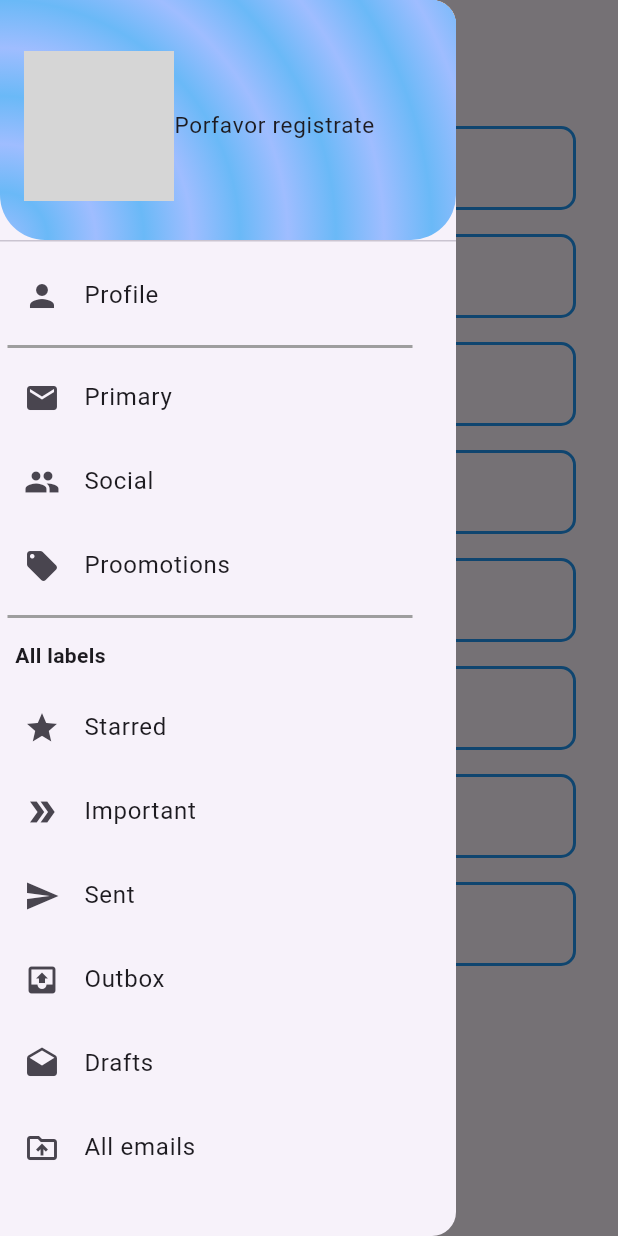
After one commit to Diego-Nieves26/Flutter_works, a Flutter app: the S9HomeWork screen opened directly, with the side drawer open, on a phone screen of 412 x 824 dp. The commit adds this screen. Run offline on Flutter 3.47's test engine with Material 2 defaults, Android fonts, the phone set to English and light mode, and no system bars; our stand-ins replace carousel_slider, google_fonts, shared_preferences; accounts and stored records are empty; network calls fail; grey boxes are pictures that could not be loaded.

Commit message:
added s9 work

```diff
--- /dev/null
+++ b/lib/s9_work/work/preferences/preferences.dart
@@ -0,0 +1,100 @@
+import 'package:shared_preferences/shared_preferences.dart';
+
+class Preferences {
+  static late SharedPreferences _prefs;
+
+  static String _img = '';
+  static String _nombre = '';
+  static String _apellido = '';
+  static String _gmail = '';
+  static String _telefono = '';
+  static String _twitter = '';
+  static String _behance = '';
+  static String _facebook = '';
+
+  static Future init() async {
+    _prefs = await SharedPreferences.getInstance();
+  }
+
+  //GET & SET
+
+  //IMG
+  static String get img {
+    return _prefs.getString('img') ?? _img;
+  }
+
+  static set img(String img) {
+    _img = img;
+    _prefs.setString('img', img);
+  }
+
+  //Nombre
+  static String get nombre {
+    return _prefs.getString('nombre') ?? _nombre;
+  }
+
+  static set nombre(String nombre) {
+    _nombre = nombre;
+    _prefs.setString('nombre', nombre);
+  }
+
+  //Apellido
+  static String get apellido {
+    return _prefs.getString('apellido') ?? _apellido;
+  }
+
+  static set apellido(String apellido) {
+    _apellido = apellido;
+    _prefs.setString('apellido', apellido);
+  }
+
+  //Gmail
+  static String get gmail {
+    return _prefs.getString('gmail') ?? _gmail;
+  }
+
+  static set gmail(String gmail) {
+    _gmail = gmail;
+    _prefs.setString('gmail', gmail);
+  }
+
+  //Telefono
+  static String get telefono {
+    return _prefs.getString('telefono') ?? _telefono;
+  }
+
+  static set telefono(String telefono) {
+    _telefono = telefono;
+    _prefs.setString('telefono', telefono);
+  }
+
+  //Twitter
+  static String get twitter {
+    return _prefs.getString('twitter') ?? _twitter;
+  }
+
+  static set twitter(String twitter) {
+    _twitter = twitter;
+    _prefs.setString('twitter', twitter);
+  }
+
+  //Behance
+  static String get behance {
+    return _prefs.getString('behance') ?? _behance;
+  }
+
+  static set behance(String behance) {
+    _behance = behance;
+    _prefs.setString('behance', behance);
+  }
+
+  //Facebook
+  static String get facebook {
+    return _prefs.getString('facebook') ?? _facebook;
+  }
+
+  static set facebook(String facebook) {
+    _facebook = facebook;
+    _prefs.setString('facebook', facebook);
+  }
+}
--- /dev/null
+++ b/lib/s9_work/work/screen/S9workhome.dart
@@ -0,0 +1,108 @@
+import 'package:flutter/material.dart';
+import 'package:works_certus/s9_work/work/preferences/preferences.dart';
+import 'package:works_certus/s9_work/work/widget/index.dart';
+
+class S9HomeWork extends StatefulWidget {
+  const S9HomeWork({super.key});
+
+  @override
+  State<S9HomeWork> createState() => _S9HomeWorkState();
+}
+
+class _S9HomeWorkState extends State<S9HomeWork> {
+  @override
+  Widget build(BuildContext context) {
+    return Scaffold(
+      appBar: AppBar(
+        title: const Text("S9 work"),
+        centerTitle: true,
+      ),
+      drawer: const DrawerWidgetWork(),
+      body: Padding(
+        padding: const EdgeInsets.all(20.0),
+        child: Column(children: [
+          InputWidget(
+            initialValue: Preferences.img,
+            keyboardType: TextInputType.text,
+            hintText: 'Imagen',
+            prefixIcon: const Icon(Icons.photo),
+            onChanged: (value) {
+              Preferences.img = value;
+              setState(() {});
+            },
+          ),
+          InputWidget(
+            initialValue: Preferences.nombre,
+            keyboardType: TextInputType.name,
+            hintText: 'Nombre',
+            prefixIcon: const Icon(Icons.person),
+            onChanged: (value) {
+              Preferences.nombre = value;
+              setState(() {});
+            },
+          ),
+          InputWidget(
+            initialValue: Preferences.apellido,
+            keyboardType: TextInputType.name,
+            hintText: 'Apellido',
+            prefixIcon: const Icon(Icons.person),
+            onChanged: (value) {
+              Preferences.apellido = value;
+              setState(() {});
+            },
+          ),
+          InputWidget(
+            initialValue: Preferences.gmail,
+            keyboardType: TextInputType.emailAddress,
+            hintText: 'Correo electronico',
+            prefixIcon: const Icon(Icons.email),
+            onChanged: (value) {
+              Preferences.gmail = value;
+              setState(() {});
+            },
+          ),
+          InputWidget(
+            initialValue: Preferences.telefono,
+            keyboardType: TextInputType.phone,
+            hintText: 'Telefono',
+            prefixIcon: const Icon(Icons.phone),
+            onChanged: (value) {
+              Preferences.telefono = value;
+              setState(() {});
+            },
+          ),
+          InputWidget(
+            initialValue: Preferences.twitter,
+            keyboardType: TextInputType.text,
+            hintText: 'Twitter',
+            prefixIcon: const Icon(Icons.near_me_outlined),
+            onChanged: (value) {
+              Preferences.twitter = value;
+              setState(() {});
+            },
+          ),
+          InputWidget(
+            initialValue: Preferences.behance,
+            keyboardType: TextInputType.text,
+            hintText: 'Behance',
+            prefixIcon: const Icon(Icons.near_me_outlined),
+            onChanged: (value) {
+              Preferences.behance = value;
+              setState(() {});
+            },
+          ),
+          InputWidget(
+            initialValue: Preferences.facebook,
+            keyboardType: TextInputType.text,
+            hintText: 'Facebook',
+            prefixIcon: const Icon(Icons.facebook),
+            onChanged: (value) {
+              Preferences.facebook = value;
+              setState(() {});
+            },
+          ),
+        ]),
+      ),
+    );
+  }
+}
--- /dev/null
+++ b/lib/s9_work/work/widget/drawerwidget.dart
@@ -0,0 +1,159 @@
+import 'package:flutter/material.dart';
+import 'package:works_certus/s9_work/work/preferences/preferences.dart';
+import 'package:works_certus/s9_work/work/screen/profilescreen.dart';
+
+class DrawerWidgetWork extends StatelessWidget {
+  const DrawerWidgetWork({
+    Key? key,
+  }) : super(key: key);
+
+  @override
+  Widget build(BuildContext context) {
+    return Drawer(
+      child: Column(
+        crossAxisAlignment: CrossAxisAlignment.start,
+        children: [
+          DrawerHeader(
+            decoration: const BoxDecoration(
+              gradient: RadialGradient(
+                colors: [Color.fromARGB(255, 159, 189, 255), Color(0xff6ab9f7)],
+                center: Alignment.bottomLeft,
+                radius: .2,
+                tileMode: TileMode.mirror,
+              ),
+              borderRadius: BorderRadius.only(
+                bottomRight: Radius.circular(30),
+                bottomLeft: Radius.circular(30),
+              ),
+            ),
+            child: Row(
+              children: [
+                (Preferences.img == '')
+                    ? Container(
+                        height: 100,
+                        width: 100,
+                        decoration: const BoxDecoration(
+                          shape: BoxShape.circle,
+                          image: DecorationImage(
+                            image: NetworkImage(
+                              "https://cdn-icons-png.flaticon.com/512/362/362003.png",
+                            ),
+                            fit: BoxFit.cover,
+                          ),
+                        ),
+                      )
+                    : Container(
+                        height: 100,
+                        width: 100,
+                        decoration: BoxDecoration(
+                          shape: BoxShape.circle,
+                          image: DecorationImage(
+                            image: NetworkImage(Preferences.img),
+                            fit: BoxFit.cover,
+                          ),
+                        ),
+                      ),
+                (Preferences.nombre == '' || Preferences.apellido == '')
+                    ? const Text("Porfavor registrate",
+                        style: TextStyle(fontSize: 15))
+                    : Column(
+                        mainAxisAlignment: MainAxisAlignment.center,
+                        crossAxisAlignment: CrossAxisAlignment.start,
+                        children: [
+                          Text(
+                            Preferences.nombre,
+                            style: TextStyle(fontSize: 15, color: Colors.white),
+                          ),
+                          Text(
+                            Preferences.apellido,
+                            style: TextStyle(fontSize: 10, color: Colors.white),
+                          )
+                        ],
+                      )
+              ],
+            ),
+          ),
+          ListTile(
+            leading: const Icon(Icons.person),
+            title: const Text("Profile"),
+            onTap: () {
+              Navigator.push(
+                context,
+                MaterialPageRoute(builder: (context) => const ProfileScreen()),
+              );
+            },
+          ),
+          Padding(
+            padding: const EdgeInsets.all(5.0),
+            child: Container(
+              height: 2,
+              width: 270,
+              decoration: const BoxDecoration(color: Colors.grey),
+            ),
+          ),
+          ListTile(
+            leading: const Icon(Icons.email),
+            title: const Text("Primary"),
+            onTap: () {},
+          ),
+          ListTile(
+            leading: const Icon(Icons.people),
+            title: const Text("Social"),
+            onTap: () {},
+          ),
+          ListTile(
+            leading: const Icon(Icons.local_offer_rounded),
+            title: const Text("Proomotions"),
+            onTap: () {},
+          ),
+          Padding(
+            padding: const EdgeInsets.all(5.0),
+            child: Container(
+              height: 2,
+              width: 270,
+              decoration: const BoxDecoration(color: Colors.grey),
+            ),
+          ),
+          const Padding(
+            padding: EdgeInsets.all(10.0),
+            child: Text(
+              "All labels",
+              textAlign: TextAlign.start,
+              style: TextStyle(fontWeight: FontWeight.w700),
+            ),
+          ),
+          ListTile(
+            leading: const Icon(Icons.star),
+            title: const Text("Starred"),
+            onTap: () {},
+          ),
+          ListTile(
+            leading: const Icon(Icons.double_arrow_outlined),
+            title: const Text("Important"),
+            onTap: () {},
+          ),
+          ListTile(
+            leading: const Icon(Icons.send),
+            title: const Text("Sent"),
+            onTap: () {},
+          ),
+          ListTile(
+            leading: const Icon(Icons.outbox),
+            title: const Text("Outbox"),
+            onTap: () {},
+          ),
+          ListTile(
+            leading: const Icon(Icons.drafts),
+            title: const Text("Drafts"),
+            onTap: () {},
+          ),
+          ListTile(
+            leading: const Icon(Icons.drive_folder_upload_outlined),
+            title: const Text("All emails"),
+            onTap: () {},
+          ),
+        ],
+      ),
+    );
+  }
+}
--- /dev/null
+++ b/lib/s9_work/work/widget/index.dart
@@ -0,0 +1,2 @@
+export 'package:works_certus/s9_work/work/widget/drawerwidget.dart';
+export 'package:works_certus/s9_work/work/widget/inputwidget.dart';
--- /dev/null
+++ b/lib/s9_work/work/widget/inputwidget.dart
@@ -0,0 +1,42 @@
+import 'package:flutter/material.dart';
+
+class InputWidget extends StatelessWidget {
+  final TextInputType? keyboardType;
+  final String? hintText;
+  final Widget? prefixIcon;
+  final String? initialValue;
+  final Function(String)? onChanged;
+
+  const InputWidget(
+      {super.key,
+      this.keyboardType,
+      this.hintText,
+      this.prefixIcon,
+      this.initialValue,
+      this.onChanged});
+
+  @override
+  Widget build(BuildContext context) {
+    return Padding(
+      padding: const EdgeInsets.all(8.0),
+      child: TextFormField(
+        initialValue: initialValue,
+        onChanged: onChanged,
+        keyboardType: keyboardType,
+        decoration: InputDecoration(
+          hintText: hintText,
+          enabledBorder: OutlineInputBorder(
+            borderSide: const BorderSide(width: 2, color: Colors.blue),
+            borderRadius: BorderRadius.circular(10),
+          ),
+          focusedBorder: OutlineInputBorder(
+            borderSide: const BorderSide(width: 2, color: Colors.blue),
+            borderRadius: BorderRadius.circular(10),
+          ),
+          fillColor: Colors.white,
+          prefixIcon: prefixIcon,
+        ),
+      ),
+    );
+  }
+}
--- a/pubspec.yaml
+++ b/pubspec.yaml
@@ -39,6 +39,7 @@ dependencies:
   google_fonts: ^3.0.1
   carousel_slider: ^4.1.1
   http: ^0.13.5
+  shared_preferences: ^2.0.15
 
 dev_dependencies:
   flutter_test:
```
Also changed, not shown: lib/first_page.dart (+20 -0 lines), lib/main.dart (+15 -7 lines), lib/s9_work/work/screen/profilescreen.dart (added, +180 -0 lines), pubspec.lock, 1 other file.
